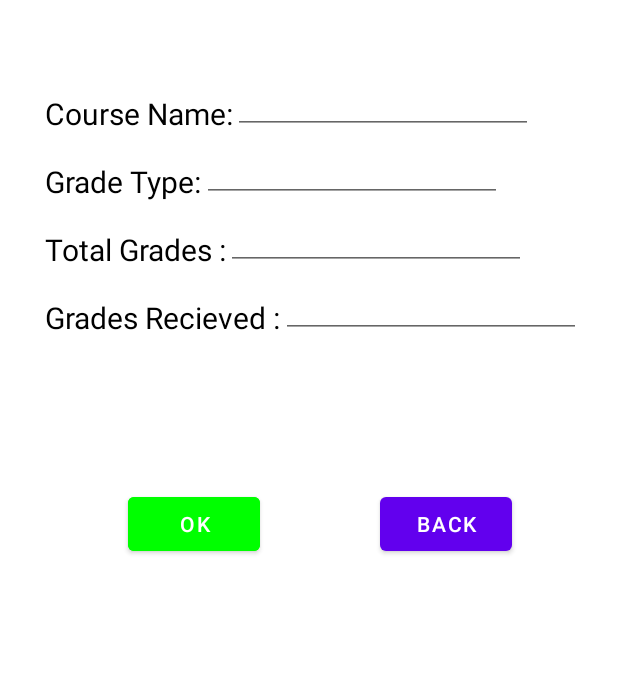
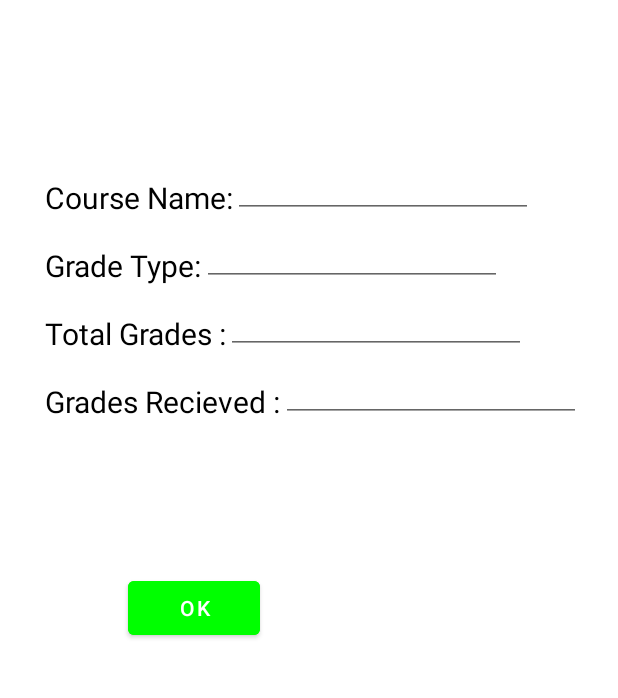
Before and after one commit to Simranjeet92Singh/GradeRecorder, an Android app: the screen it shows after launch (MainActivity), after a tap on an icon or button, on a phone screen of 412 x 824 dp, the part 84-782 px from its top. Run offline under Robolectric (Android 15) with nearby library versions, the phone set to English and light mode, and no system bars; our stand-ins replace Room's generated code.

Commit message:
dataintigration3

```diff
--- a/app/src/main/java/com/gradeRecorder/graderecorder/Addcourse.kt
+++ b/app/src/main/java/com/gradeRecorder/graderecorder/Addcourse.kt
@@ -23,7 +23,7 @@ class Addcourse: Fragment() {
     private var obtainGrades:EditText?=null
     private var gradeType:EditText?=null
     private var addButton: Button?=null
-    private var backButton:Button?=null
+//    private var backButton:Button?=null
     private var model: model?=null
     private var dataBase: Database?=null
     private var databaseDAO:DatabaseDAO?=null
@@ -52,7 +52,7 @@ class Addcourse: Fragment() {
         obtainGrades=view?.findViewById(R.id.GradesRecieved)
         gradeType=view?.findViewById(R.id.gradeType)
         addButton=view?.findViewById(R.id.buttonNextNewAcivity)
-        backButton=view?.findViewById(R.id.buttonBack)
+//        backButton=view?.findViewById(R.id.buttonBack)
 
 
 addButton?.setOnClickListener({
@@ -69,16 +69,16 @@ addButton?.setOnClickListener({
 
     }
 
-    activity?.supportFragmentManager?.beginTransaction()?.replace(android.R.id.content,CourceList())?.commit()
-
+    activity?.supportFragmentManager?.beginTransaction()?.replace(R.id.fcontinor,CourceList())?.commit()
+    activity?.supportFragmentManager?.popBackStack()
 })
 
-        backButton?.setOnClickListener({
-            activity?.supportFragmentManager?.beginTransaction()?.replace(android.R.id.content,CourceList())?.commit()
-
-
-
-        })
+//        backButton?.setOnClickListener({
+//            activity?.supportFragmentManager?.beginTransaction()?.replace(R.id.fcontinor,CourceList())?.commit()
+//
+//
+//
+//        })
     }
 
 }
--- a/app/src/main/java/com/gradeRecorder/graderecorder/CourceList.kt
+++ b/app/src/main/java/com/gradeRecorder/graderecorder/CourceList.kt
@@ -56,7 +56,6 @@ class CourceList : Fragment() {
         super.onViewCreated(view, savedInstanceState)
         val ac = activity as AppCompatActivity
         ac ?: return
-        model=ArrayList<model>()
         recycler=view?.findViewById(R.id.recycler)
         floatingButton=view?.findViewById<FloatingActionButton>(R.id.ac)
 
@@ -64,7 +63,7 @@ class CourceList : Fragment() {
 
 
 
-           activity?.supportFragmentManager?.beginTransaction()?.replace(android.R.id.content,Addcourse())?.addToBackStack(null)?.commit()
+           activity?.supportFragmentManager?.beginTransaction()?.replace(R.id.fcontinor,Addcourse())?.addToBackStack(null)?.commit()
 
         }
 
@@ -76,11 +75,21 @@ class CourceList : Fragment() {
             model = databaseDAO?.getAllData() as ArrayList<model>
 
         }
+
+
         MainScope().launch {
-           val  adapter= Adapter(ac.applicationContext,fragmentManager, model!!)
+            val  adapter= Adapter(ac,fragmentManager, model!!)
+            adapter.notifyDataSetChanged()
             recycler?.adapter=adapter
+
 
 
         }
     }
+    companion object {
+
+        @JvmStatic
+        fun newInstance() =
+            CourceList()
+    }
 }
--- a/app/src/main/java/com/gradeRecorder/graderecorder/MainActivity.kt
+++ b/app/src/main/java/com/gradeRecorder/graderecorder/MainActivity.kt
@@ -8,16 +8,19 @@ import android.view.MenuItem
 import android.view.WindowManager
 import androidx.appcompat.widget.Toolbar
 import androidx.core.content.ContextCompat
+import androidx.fragment.app.FragmentContainerView
 import androidx.fragment.app.FragmentManager
 import androidx.fragment.app.FragmentTransaction
 
 class MainActivity : AppCompatActivity() {
-    private var fragmentManager: FragmentManager?=null
-    private var fragmentTransaction: FragmentTransaction?=null
+//    private var fragmentManager: FragmentManager?=null
+//    private var fragmentTransaction: FragmentTransaction?=null
 
     override fun onCreate(savedInstanceState: Bundle?) {
         super.onCreate(savedInstanceState)
         setContentView(R.layout.activity_main)
+
+
         if (Build.VERSION.SDK_INT >= 21) {
             getWindow().clearFlags(WindowManager.LayoutParams.FLAG_TRANSLUCENT_STATUS);
             getWindow().setStatusBarColor(ContextCompat.getColor(this, R.color.grey));
@@ -26,12 +29,13 @@ class MainActivity : AppCompatActivity() {
         val toolbar=findViewById<Toolbar>(R.id.toolbar)
         setSupportActionBar(toolbar)
 
-        fragmentManager=supportFragmentManager
-        fragmentTransaction=fragmentManager?.beginTransaction()
+//        fragmentManager=supportFragmentManager
+//        fragmentTransaction=fragmentManager?.beginTransaction()
 
-        var courseListFragment = CourceList()
-        fragmentTransaction?.replace(android.R.id.content, courseListFragment)?.commit()
 
+//        fragmentTransaction?.replace(R.id.fcontinor, CourceList.newInstance())?.commit()
+
+        supportFragmentManager?.beginTransaction()?.replace(R.id.fcontinor,CourceList())?.commit()
 
 
     }
@@ -45,11 +49,8 @@ class MainActivity : AppCompatActivity() {
     override fun onOptionsItemSelected(item: MenuItem): Boolean {
        when(item.itemId){
            R.id.settings -> {
-               fragmentManager=supportFragmentManager
-               fragmentTransaction=fragmentManager?.beginTransaction()
 
-               var settings= Settings()
-               fragmentTransaction?.replace(android.R.id.content, settings)?.addToBackStack(null)?.commit()
+               supportFragmentManager.beginTransaction().replace(R.id.fcontinor, Settings())?.addToBackStack(null)?.commit()
 
            }
        }
--- a/app/src/main/res/layout/activity_main.xml
+++ b/app/src/main/res/layout/activity_main.xml
@@ -20,7 +20,7 @@
 
     </androidx.appcompat.widget.Toolbar>
 
-    <androidx.fragment.app.FragmentContainerView
+    <FrameLayout
         android:id="@+id/fcontinor"
         android:layout_width="match_parent"
         android:layout_height="0dp"
--- a/app/src/main/res/layout/fragment_addcource.xml
+++ b/app/src/main/res/layout/fragment_addcource.xml
@@ -105,11 +105,11 @@
             android:backgroundTint="#00FF00"
             android:text="Ok"></Button>
 
-        <Button
-            android:id="@+id/buttonBack"
-            android:layout_width="wrap_content"
-            android:layout_height="wrap_content"
-            android:layout_marginLeft="80dp"
-            android:text="Back"></Button>
+<!--        <Button-->
+<!--            android:id="@+id/buttonBack"-->
+<!--            android:layout_width="wrap_content"-->
+<!--            android:layout_height="wrap_content"-->
+<!--            android:layout_marginLeft="80dp"-->
+<!--            android:text="Back"></Button>-->
     </LinearLayout>
 </LinearLayout>
--- a/app/src/main/res/layout/fragment_course_list.xml
+++ b/app/src/main/res/layout/fragment_course_list.xml
@@ -9,10 +9,8 @@
         android:id="@+id/recycler"
         android:layout_width="match_parent"
         android:layout_height="match_parent"
-        app:layout_constraintBottom_toBottomOf="parent"
         app:layout_constraintEnd_toEndOf="parent"
-        app:layout_constraintStart_toStartOf="parent"
-        app:layout_constraintTop_toTopOf="parent">
+        app:layout_constraintStart_toStartOf="parent">
 
     </androidx.recyclerview.widget.RecyclerView>
 
--- a/app/src/main/res/layout/recycler_list_view.xml
+++ b/app/src/main/res/layout/recycler_list_view.xml
@@ -2,7 +2,7 @@
 <androidx.constraintlayout.widget.ConstraintLayout xmlns:android="http://schemas.android.com/apk/res/android"
     xmlns:tools="http://schemas.android.com/tools"
     android:layout_width="match_parent"
-    android:layout_height="match_parent"
+    android:layout_height="wrap_content"
     xmlns:app="http://schemas.android.com/apk/res-auto">
 
     <androidx.cardview.widget.CardView
```
Also changed, not shown: app/src/main/java/com/gradeRecorder/graderecorder/recyclerview/Adapter.kt (+40 -1 lines).
